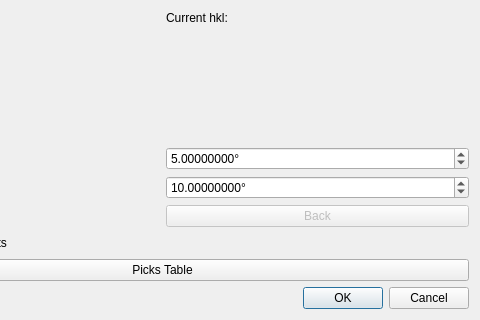
Before: the Qt Designer form hexrd/ui/resources/ui/line_picker_dialog.ui in HEXRD/hexrdgui, drawn with Qt 5; both pictures show x 155 to 635 and y 369 to 689 of the 635 by 689 pixel window.
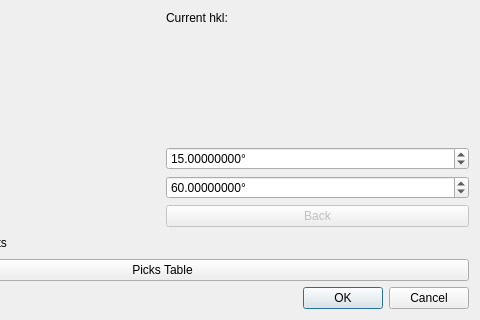
After: the same form once the commit is applied. Custom widgets are drawn as their Qt base class.

Commit message:
Increase default zoom box ranges
Two theta is now 15 degrees, and eta is now 60 degrees.

Fixes: #1368

Diff of the .ui file:
```diff
--- a/hexrd/ui/resources/ui/line_picker_dialog.ui
+++ b/hexrd/ui/resources/ui/line_picker_dialog.ui
@@ -54,7 +54,7 @@
         <double>0.200000000000000</double>
        </property>
        <property name="value">
-        <double>5.000000000000000</double>
+        <double>15.000000000000000</double>
        </property>
       </widget>
      </item>
@@ -103,7 +103,7 @@
         <double>0.200000000000000</double>
        </property>
        <property name="value">
-        <double>10.000000000000000</double>
+        <double>60.000000000000000</double>
        </property>
       </widget>
      </item>
```
The commit also changes 1 other file.
